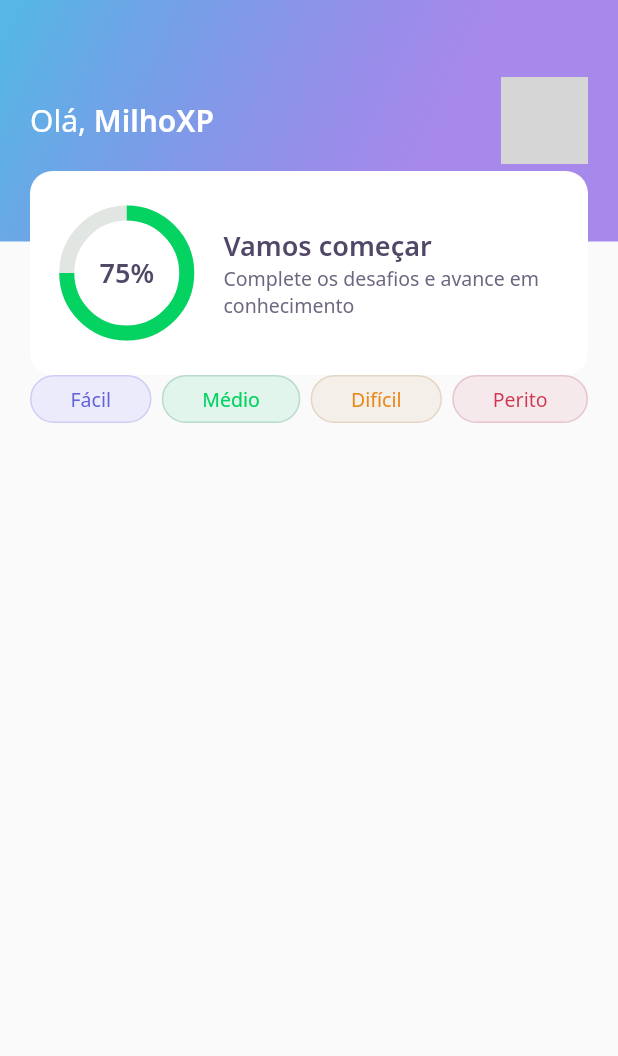
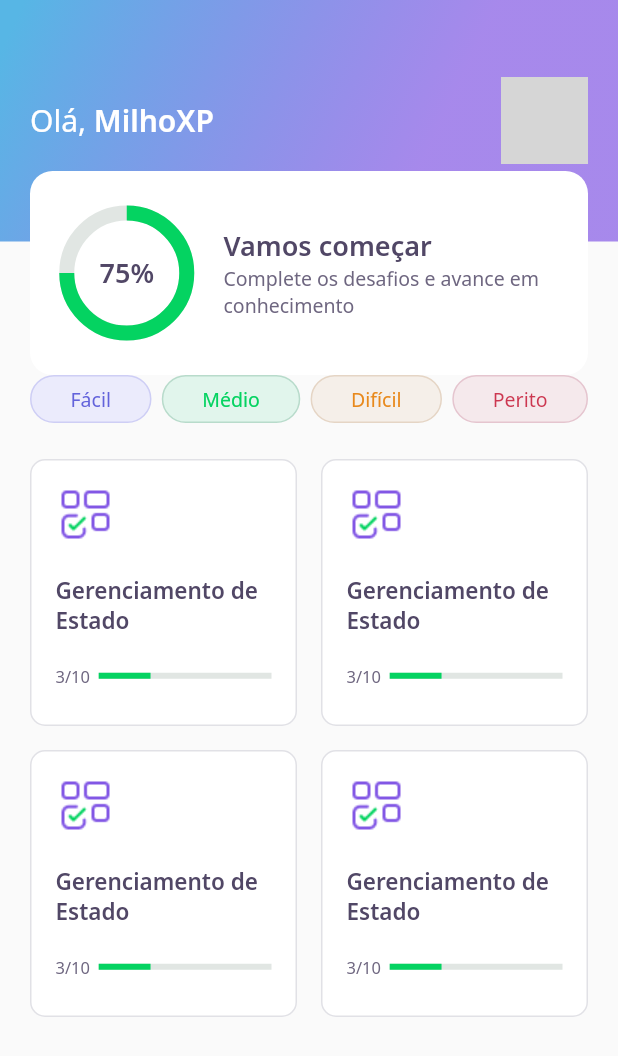
Before and after one commit to luizcarlosdev/dev_quiz, a Flutter app: the screen it shows after launch, on a phone screen of 412 x 824 dp. Shown: the top 1056 px of the screen. Run offline on Flutter 3.47's test engine with Material 2 defaults, Android fonts, the phone set to English and light mode, and no system bars; our stand-ins replace google_fonts; network calls fail; grey boxes are pictures that could not be loaded.

Commit message:
day02 - quiz card widget

```diff
--- a/lib/home/home_page.dart
+++ b/lib/home/home_page.dart
@@ -1,5 +1,6 @@
 import 'package:dev_quiz/home/widgets/appbar/app_bar_widget.dart';
 import 'package:dev_quiz/home/widgets/level_button/level_button_widget.dart';
+import 'package:dev_quiz/home/widgets/quiz_card/quiz_card_widget.dart';
 import 'package:flutter/material.dart';
 
 class HomePage extends StatefulWidget {
@@ -16,7 +17,9 @@ class _HomePageState extends State<HomePage> {
       appBar: AppBarWidget(),
       body: Padding(
         padding: const EdgeInsets.symmetric(horizontal: 20.0),
-        child: Row(
+        child: Column(
+          children: [
+            Row(
               mainAxisAlignment: MainAxisAlignment.spaceBetween,
               children: [
                 LevelButtonWidget(
@@ -33,6 +36,23 @@ class _HomePageState extends State<HomePage> {
                 ),
               ],
             ),
+            SizedBox(
+              height: 24,
+            ),
+            Expanded(
+              child: GridView.count(
+                  crossAxisSpacing: 16,
+                  mainAxisSpacing: 16,
+                  crossAxisCount: 2,
+                  children: [
+                    QuizCardWidget(),
+                    QuizCardWidget(),
+                    QuizCardWidget(),
+                    QuizCardWidget(),
+                  ]),
+            ),
+          ],
+        ),
       ),
     );
   }
--- /dev/null
+++ b/lib/home/widgets/quiz_card/quiz_card_widget.dart
@@ -0,0 +1,57 @@
+import 'package:dev_quiz/core/core.dart';
+import 'package:flutter/material.dart';
+
+class QuizCardWidget extends StatelessWidget {
+  const QuizCardWidget({Key? key}) : super(key: key);
+
+  @override
+  Widget build(BuildContext context) {
+    return Container(
+      padding: EdgeInsets.all(16),
+      decoration: BoxDecoration(
+          border: Border.fromBorderSide(BorderSide(color: AppColors.border)),
+          color: AppColors.white,
+          borderRadius: BorderRadius.circular(10)),
+      child: Column(
+        crossAxisAlignment: CrossAxisAlignment.start,
+        children: [
+          Container(
+            height: 40,
+            width: 40,
+            child: Image.asset(AppImages.blocks),
+          ),
+          SizedBox(
+            height: 20,
+          ),
+          Text(
+            "Gerenciamento de Estado",
+            style: AppTextStyles.heading15,
+          ),
+          SizedBox(
+            height: 20,
+          ),
+          Row(
+            children: [
+              Expanded(
+                flex: 1,
+                child: Text(
+                  "3/10",
+                  style: AppTextStyles.body11,
+                ),
+              ),
+              Expanded(
+                flex: 4,
+                child: LinearProgressIndicator(
+                  value: 0.3,
+                  backgroundColor: AppColors.chartSecondary,
+                  valueColor:
+                      AlwaysStoppedAnimation<Color>(AppColors.chartPrimary),
+                ),
+              ),
+            ],
+          )
+        ],
+      ),
+    );
+  }
+}
```
Lines whose indentation alone changed are shown as unchanged.
